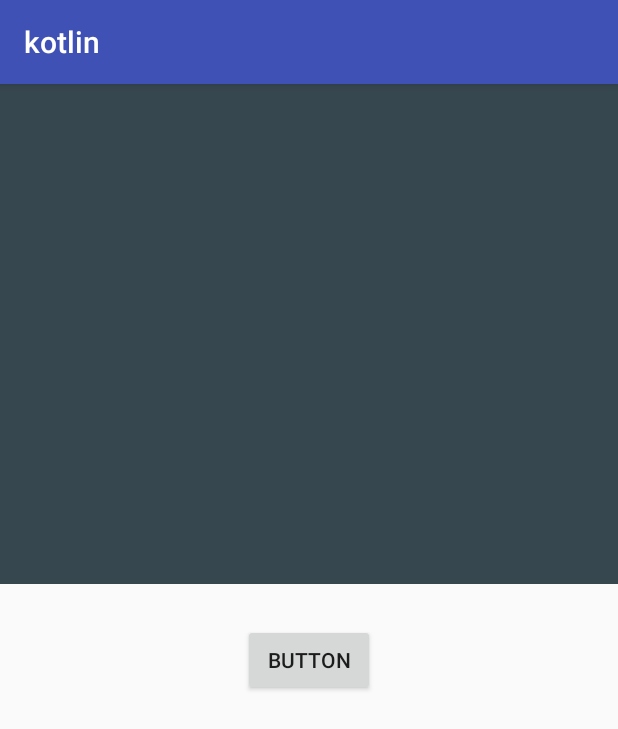
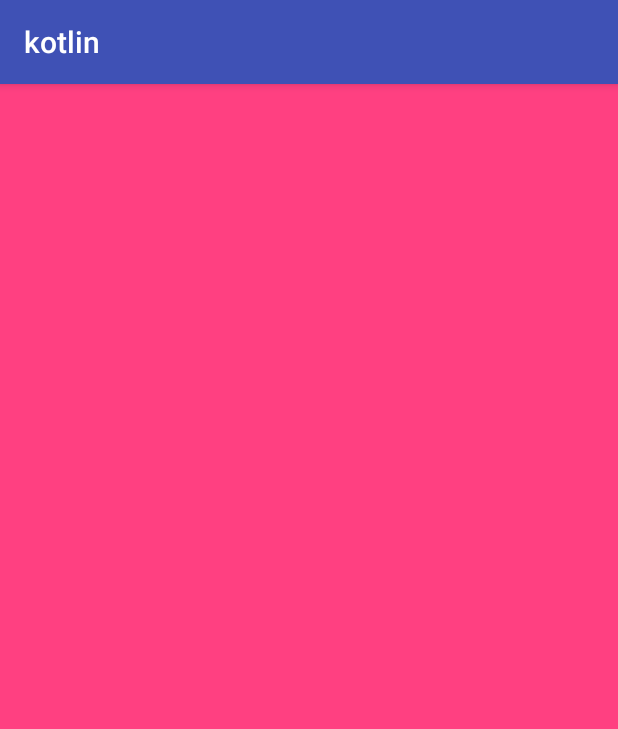
Before and after one commit to zenobiawang/kotlin, an Android app: the screen it shows after launch (Main2Activity), on a phone screen of 412 x 824 dp. Shown: the top 729 px of the screen. Run offline under Robolectric (Android 15) with nearby library versions, the phone set to English and light mode, and no system bars.

Commit message:
调试
调试问题修改

```diff
--- a/app/src/main/java/com/example/wanghui/kotlin/Main2Activity.kt
+++ b/app/src/main/java/com/example/wanghui/kotlin/Main2Activity.kt
@@ -2,11 +2,7 @@ package com.example.wanghui.kotlin
 
 import android.support.v7.app.AppCompatActivity
 import android.os.Bundle
-import android.view.ViewGroup
-import android.widget.Toast
-import com.example.wanghui.kotlin.ui.scroll.BaseScrollDemo
-import kotlinx.android.synthetic.main.activity_main2.*
-import java.util.*
+
 
 
 class Main2Activity : AppCompatActivity() {
@@ -14,22 +10,10 @@ class Main2Activity : AppCompatActivity() {
     override fun onCreate(savedInstanceState: Bundle?) {
         super.onCreate(savedInstanceState)
         setContentView(R.layout.activity_main2)
-        btnClick.setOnClickListener { _ -> Toast.makeText(this, "click", Toast.LENGTH_SHORT).show() }
         testScroller()
     }
 
     private fun testScroller() {
-        val scroller = BaseScrollDemo(this)
-        scroller.background = resources.getDrawable(R.color.material_blue_grey_800)
-        addContentView(scroller, ViewGroup.LayoutParams(ViewGroup.LayoutParams.MATCH_PARENT, 500))
-
-        Timer().schedule(object : TimerTask(){
-            override fun run() {
-                runOnUiThread {
-                    Toast.makeText(this@Main2Activity, "scroll", Toast.LENGTH_SHORT).show()
-                    scroller.scrollTo(-500) }
-            }
-        }, 2000)
 
 
     }
--- a/app/src/main/java/com/example/wanghui/kotlin/ui/scroll/PullToRefreshLayout.kt
+++ b/app/src/main/java/com/example/wanghui/kotlin/ui/scroll/PullToRefreshLayout.kt
@@ -4,52 +4,50 @@ import android.content.Context
 import android.util.AttributeSet
 import android.view.View
 import android.view.ViewGroup
-import android.widget.LinearLayout
 
 /**
  * Created by wanghui on 2017/7/20.
  * 刷新控件
  */
 abstract class PullToRefreshLayout<T : View> : ViewGroup{
-    var headerView : View = null!!
-    var footerView : View = null!!
-    var contentView : T = null!!
+    var headerView : View? = null
+    var footerView : View? = null
+    var contentView : T? = null
 
     constructor(context: Context?) : super(context){init(context)}
     constructor(context: Context?, attrs: AttributeSet?) : super(context, attrs){init(context)}
     constructor(context: Context?, attrs: AttributeSet?, defStyleAttr: Int) : super(context, attrs, defStyleAttr){init(context)}
 
     private fun init(context: Context?) {
-        initHeaderView()
-        initFooterView()
-        initContentView()
+        initHeaderView(context)
+        initFooterView(context)
+        initContentView(context)
     }
 
-    private fun initContentView() {
-        TODO("not implemented") //To change body of created functions use File | Settings | File Templates.
-        contentView = loadContentView()
+    private fun initContentView(context: Context?) {
+        contentView = loadContentView(context)
         var contentLayoutParams : LayoutParams = LayoutParams(LayoutParams.MATCH_PARENT, LayoutParams.MATCH_PARENT)
         addView(contentView, 1, contentLayoutParams)
     }
 
-    private fun initFooterView() {
-        footerView = loadFooterView()  //todo 是否设置尾部的高度限制
+    private fun initFooterView(context: Context?) {
+        footerView = loadFooterView(context)  //todo 是否设置尾部的高度限制
         addView(footerView, 1)
     }
 
-    private fun initHeaderView() {
-        headerView = loadHeaderView()  //todo 是否设置头部的高度限制
+    private fun initHeaderView(context: Context?) {
+        headerView = loadHeaderView(context)  //todo 是否设置头部的高度限制
         addView(headerView)
     }
 
-    abstract fun loadHeaderView() : View
-    abstract fun loadFooterView() : View
-    abstract fun loadContentView() : T
+    abstract fun loadHeaderView(context: Context?): View
+    abstract fun loadFooterView(context: Context?): View
+    abstract fun loadContentView(context: Context?): T
 
-    override fun onLayout(changed: Boolean, l: Int, t: Int, r: Int, b: Int) {  //todo
-        headerView.layout(0, -headerView.measuredHeight, headerView.measuredWidth, 0)
-        contentView.layout(0, 0, contentView.measuredWidth, contentView.measuredHeight)
-        footerView.layout(0, contentView.measuredHeight, footerView.measuredWidth, contentView.measuredHeight + footerView.measuredHeight)
+    override fun onLayout(changed: Boolean, l: Int, t: Int, r: Int, b: Int) {  //todo 这种实现方式是否合理
+        headerView!!.layout(0, -headerView!!.measuredHeight, headerView!!.measuredWidth, 0)
+        contentView!!.layout(0, 0, contentView!!.measuredWidth, contentView!!.measuredHeight)
+        footerView!!.layout(0, contentView!!.measuredHeight, footerView!!.measuredWidth, contentView!!.measuredHeight + footerView!!.measuredHeight)
     }
 
     override fun onMeasure(widthMeasureSpec: Int, heightMeasureSpec: Int) {
--- /dev/null
+++ b/app/src/main/java/com/example/wanghui/kotlin/ui/scroll/PullToRefreshLinearLayout.kt
@@ -0,0 +1,37 @@
+package com.example.wanghui.kotlin.ui.scroll
+
+import android.content.Context
+import android.util.AttributeSet
+import android.view.View
+import android.widget.LinearLayout
+import android.widget.TextView
+import com.example.wanghui.kotlin.R
+
+/**
+ * Created by wanghui on 2017/7/20.
+ */
+class PullToRefreshLinearLayout : PullToRefreshLayout<LinearLayout> {
+    constructor(context: Context?) : super(context)
+    constructor(context: Context?, attrs: AttributeSet?) : super(context, attrs)
+    constructor(context: Context?, attrs: AttributeSet?, defStyleAttr: Int) : super(context, attrs, defStyleAttr)
+
+    override fun loadHeaderView(context: Context?): View {
+        val headerView : TextView = TextView(context)
+        headerView.layoutParams = LayoutParams(LayoutParams.MATCH_PARENT, 400)
+        headerView.setBackgroundResource(R.color.colorPrimary)
+        return headerView
+    }
+
+    override fun loadFooterView(context: Context?): View {
+        val headerView : TextView = TextView(context)
+        headerView.layoutParams = LayoutParams(LayoutParams.MATCH_PARENT, 400)
+        headerView.setBackgroundResource(R.color.colorPrimary)
+        return headerView
+    }
+
+    override fun loadContentView(context: Context?): LinearLayout {
+        val contentView : LinearLayout = LinearLayout(context)
+        contentView.setBackgroundResource(R.color.colorAccent)
+        return contentView
+    }
+}
--- a/app/src/main/res/layout/activity_main2.xml
+++ b/app/src/main/res/layout/activity_main2.xml
@@ -1,28 +1,6 @@
 <?xml version="1.0" encoding="utf-8"?>
-<android.support.constraint.ConstraintLayout xmlns:android="http://schemas.android.com/apk/res/android"
-    xmlns:app="http://schemas.android.com/apk/res-auto"
-    xmlns:tools="http://schemas.android.com/tools"
+<com.example.wanghui.kotlin.ui.scroll.PullToRefreshLinearLayout xmlns:android="http://schemas.android.com/apk/res/android"
     android:layout_width="match_parent"
-    android:layout_height="match_parent"
-    tools:context="com.example.wanghui.kotlin.Main2Activity">
+    android:layout_height="match_parent">
 
-    <android.support.constraint.Guideline
-        android:layout_width="wrap_content"
-        android:layout_height="wrap_content"
-        android:id="@+id/guideline"
-        app:layout_constraintGuide_begin="-21dp"
-        android:orientation="vertical" />
-    <Button
-        android:id="@+id/btnClick"
-        android:layout_width="wrap_content"
-        android:layout_height="wrap_content"
-        android:text="button"
-        app:layout_constraintTop_toTopOf="parent"
-        android:layout_marginTop="8dp"
-        android:layout_marginRight="8dp"
-        app:layout_constraintRight_toRightOf="parent"
-        android:layout_marginLeft="8dp"
-        app:layout_constraintLeft_toLeftOf="parent"
-        app:layout_constraintBottom_toBottomOf="parent"
-        android:layout_marginBottom="8dp" />
-</android.support.constraint.ConstraintLayout>
+</com.example.wanghui.kotlin.ui.scroll.PullToRefreshLinearLayout>
```
